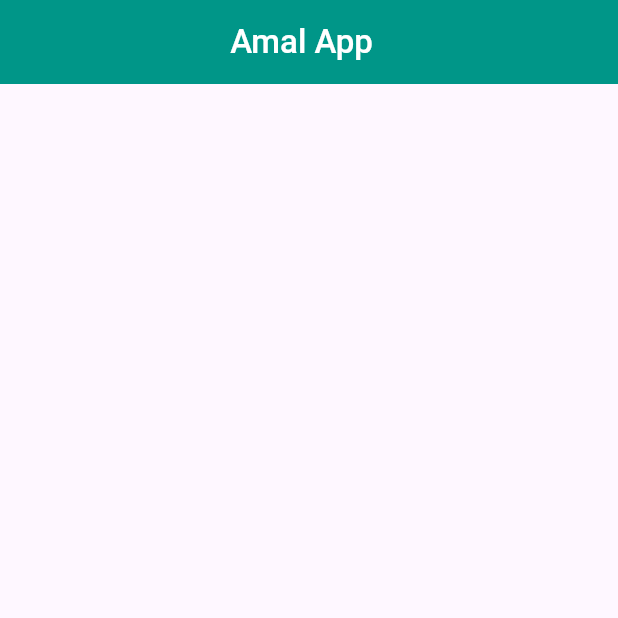
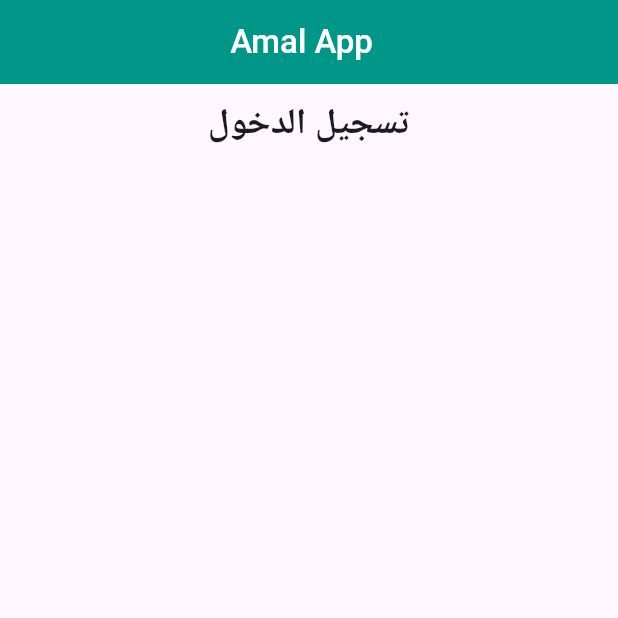
Before and after one commit to AhmedHuwaidi368/Final-Project, a Flutter app: the screen it shows after launch, on a phone screen of 412 x 824 dp, the top half of it. Run offline on Flutter 3.47's test engine with Material 3 defaults, Android fonts, the phone set to English and light mode, and no system bars.

Commit message:
modified by salem second commit

```diff
--- a/lib/main.dart
+++ b/lib/main.dart
@@ -28,6 +28,20 @@ class MyApp extends StatelessWidget {
             ),
           ),
         ),
+         body: Column(
+          children: [
+            SizedBox(height: 10), // فراغ بسيط بين ال AppBar وكلمة تسجيل الدخول
+            Center(
+              child: Text(
+                "تسجيل الدخول",
+                style: TextStyle(
+                  fontSize: 24,
+                  fontWeight: FontWeight.bold,
+                ),
+              ),
+            ),
+          ],
+        ),
       ),
     );
   }
```
